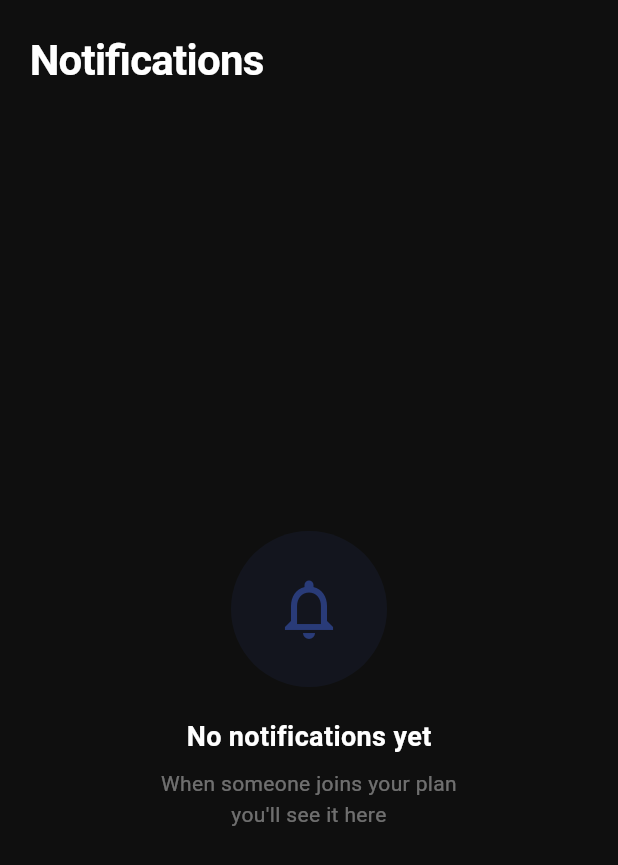
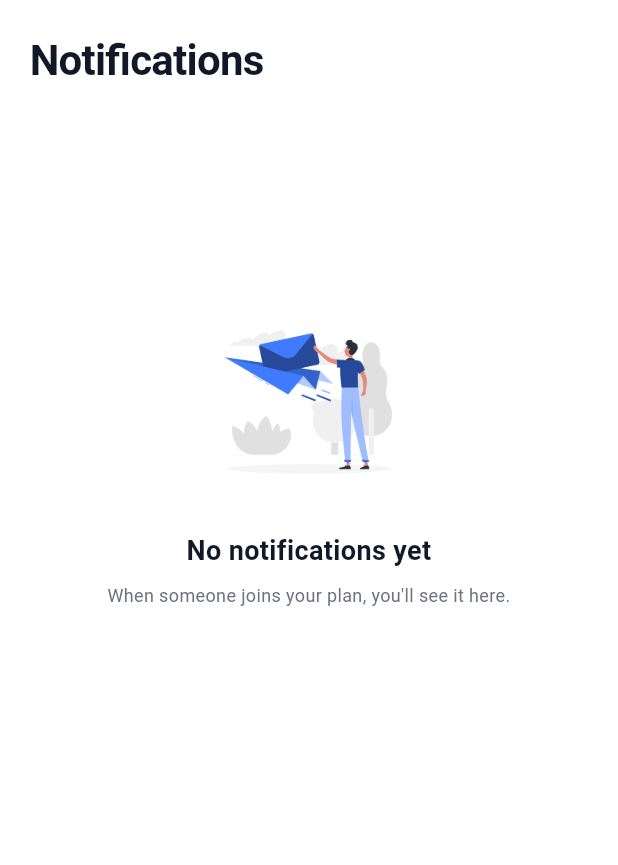
Before and after one commit to sagarlama0102/kaJani, a Flutter app: the NotificationScreen screen opened directly, on a phone screen of 412 x 824 dp. Shown: the top 865 px of the screen. Run offline on Flutter 3.47's test engine with Material 3 defaults, Android fonts, the light colour scheme and no system bars; our stand-ins replace cloud_firestore, connectivity_plus, dartz, dio, equatable, firebase_auth and 11 more; accounts and stored records are empty; network calls fail; Roboto replaces fonts that are missing (Pally).

Commit message:
redesign of event details page and notifications

```diff
--- a/lib/features/dashboard/presentation/pages/bottom_screen_layout/notification_screen.dart
+++ b/lib/features/dashboard/presentation/pages/bottom_screen_layout/notification_screen.dart
@@ -2,12 +2,14 @@ import 'package:flutter/material.dart';
 import 'package:flutter_riverpod/flutter_riverpod.dart';
 import 'package:kajani/app/routes/app_routes.dart';
 import 'package:kajani/app/theme/app_colors.dart';
+import 'package:kajani/app/theme/theme_extensions.dart';
 import 'package:kajani/core/api/api_endpoints.dart';
+import 'package:kajani/core/widgets/empty_state.dart';
+import 'package:kajani/core/widgets/skeleton_box.dart';
 import 'package:kajani/features/dashboard/presentation/pages/plan_details_page.dart';
 import 'package:kajani/features/notification/domain/entities/notification_entity.dart';
 import 'package:kajani/features/notification/presentation/state/notification_state.dart';
 import 'package:kajani/features/notification/presentation/view_model/notification_view_model.dart';
-
 
 class NotificationScreen extends ConsumerStatefulWidget {
   const NotificationScreen({super.key});
@@ -20,7 +22,7 @@ class _NotificationScreenState extends ConsumerState<NotificationScreen> {
   @override
   void initState() {
     super.initState();
-    WidgetsBinding.instance.addPostFrameCallback((_) {
+    Future.microtask(() {
       ref.read(notificationViewModelProvider.notifier).getNotifications();
     });
   }
@@ -39,8 +41,18 @@ class _NotificationScreenState extends ConsumerState<NotificationScreen> {
 
   String _monthName(int month) {
     const months = [
-      'Jan', 'Feb', 'Mar', 'Apr', 'May', 'Jun',
-      'Jul', 'Aug', 'Sep', 'Oct', 'Nov', 'Dec'
+      'Jan',
+      'Feb',
+      'Mar',
+      'Apr',
+      'May',
+      'Jun',
+      'Jul',
+      'Aug',
+      'Sep',
+      'Oct',
+      'Nov',
+      'Dec',
     ];
     return months[month - 1];
   }
@@ -49,15 +61,14 @@ class _NotificationScreenState extends ConsumerState<NotificationScreen> {
     showDialog(
       context: context,
       builder: (context) => AlertDialog(
-
         shape: RoundedRectangleBorder(borderRadius: BorderRadius.circular(16)),
-        title: const Text(
+        title: Text(
           'Clear all notifications?',
-          style: TextStyle(color: Colors.white, fontSize: 16),
+          style: TextStyle(color: context.textPrimary, fontSize: 16),
         ),
         content: Text(
           'This will remove all your notifications permanently.',
-          style: TextStyle(color: Colors.white.withOpacity(0.6), fontSize: 13),
+          style: TextStyle(color: context.textSecondary, fontSize: 13),
         ),
         actions: [
           TextButton(
@@ -67,7 +78,6 @@ class _NotificationScreenState extends ConsumerState<NotificationScreen> {
           TextButton(
             onPressed: () {
               Navigator.pop(context);
-
             },
             child: Text('Clear All', style: TextStyle(color: AppColors.error)),
           ),
@@ -81,7 +91,7 @@ class _NotificationScreenState extends ConsumerState<NotificationScreen> {
     final notificationState = ref.watch(notificationViewModelProvider);
 
     return Scaffold(
-      backgroundColor: const Color(0xff0F0F0F),
+      backgroundColor: context.surfaceColor,
       body: SafeArea(
         child: Column(
           crossAxisAlignment: CrossAxisAlignment.start,
@@ -92,10 +102,10 @@ class _NotificationScreenState extends ConsumerState<NotificationScreen> {
               child: Row(
                 mainAxisAlignment: MainAxisAlignment.spaceBetween,
                 children: [
-                  const Text(
+                  Text(
                     'Notifications',
                     style: TextStyle(
-                      color: Colors.white,
+                      color: context.textPrimary,
                       fontSize: 28,
                       fontWeight: FontWeight.bold,
                       letterSpacing: -0.5,
@@ -125,7 +135,7 @@ class _NotificationScreenState extends ConsumerState<NotificationScreen> {
                           child: Text(
                             'Clear all',
                             style: TextStyle(
-                              color: Colors.white.withOpacity(0.4),
+                              color: context.textSecondary,
                               fontSize: 13,
                               fontWeight: FontWeight.w500,
                             ),
@@ -142,29 +152,44 @@ class _NotificationScreenState extends ConsumerState<NotificationScreen> {
 
             // ─── Notifications List ────────────────────────────────
             Expanded(
-              child: notificationState.status == NotificationStatus.loading
-                  ? const Center(
-                      child: CircularProgressIndicator(
+              child:
+                  (notificationState.status == NotificationStatus.loading ||
+                      notificationState.status == NotificationStatus.initial)
+                  ? _buildNotificationSkeleton()
+                  : notificationState.notifications.isEmpty
+                  ? RefreshIndicator(
                       color: AppColors.primary,
+                      onRefresh: () async => ref
+                          .read(notificationViewModelProvider.notifier)
+                          .getNotifications(),
+
+                      child: ListView(
+                        children: [
+                          SizedBox(height: 80),
+                          SizedBox(
+                            width: double.infinity,
+                            child: EmptyState(
+                              imagePath: 'assets/images/notification_empty.png',
+                              title: "No notifications yet",
+                              message:
+                                  "When someone joins your plan, you'll see it here.",
+                            ),
+                          ),
+                        ],
                       ),
                     )
-                  : notificationState.notifications.isEmpty
-                      ? _buildEmptyState()
                   : RefreshIndicator(
                       color: AppColors.primary,
-                          backgroundColor: const Color(0xff1A1A2E),
                       onRefresh: () async => ref
                           .read(notificationViewModelProvider.notifier)
                           .getNotifications(),
                       child: ListView.builder(
                         padding: EdgeInsets.zero,
-                            itemCount:
-                                notificationState.notifications.length,
-                            itemBuilder: (context, index) {
-                              return _buildNotificationRow(
-                                notificationState.notifications[index],
-                              );
-                            },
+                        itemCount: notificationState.notifications.length,
+                        itemBuilder: (context, index) => _buildNotificationRow(
+                          notificationState
+                              .notifications[index], //pass the notification
+                        ),
                       ),
                     ),
             ),
@@ -186,10 +211,7 @@ class _NotificationScreenState extends ConsumerState<NotificationScreen> {
               .markAsRead(notification.id);
         }
         if (notification.planId.isNotEmpty) {
-          AppRoutes.push(
-            context,
-            PlanDetailPage(planId: notification.planId),
-          );
+          AppRoutes.push(context, PlanDetailPage(planId: notification.planId));
         }
       },
       child: Container(
@@ -199,10 +221,7 @@ class _NotificationScreenState extends ConsumerState<NotificationScreen> {
               ? Colors.transparent
               : AppColors.primary.withOpacity(0.04),
           border: Border(
-            bottom: BorderSide(
-              color: Colors.white.withOpacity(0.05),
-              width: 1,
-            ),
+            bottom: BorderSide(color: context.textSecondary, width: 1),
           ),
         ),
         child: Row(
@@ -238,7 +257,7 @@ class _NotificationScreenState extends ConsumerState<NotificationScreen> {
                   Text(
                     _formatTime(notification.createdAt),
                     style: TextStyle(
-                      color: Colors.white.withOpacity(0.35),
+                      color: context.textSecondary,
                       fontSize: 12,
                     ),
                   ),
@@ -279,7 +298,7 @@ class _NotificationScreenState extends ConsumerState<NotificationScreen> {
       return RichText(
         text: TextSpan(
           style: TextStyle(
-            color: Colors.white.withOpacity(0.85),
+            color: context.textSecondary,
             fontSize: 14,
             height: 1.4,
           ),
@@ -287,8 +306,8 @@ class _NotificationScreenState extends ConsumerState<NotificationScreen> {
             TextSpan(text: parts[0]),
             TextSpan(
               text: planTitle,
-              style: const TextStyle(
-                color: Colors.white,
+              style: TextStyle(
+                color: context.textSecondary,
                 fontWeight: FontWeight.w600,
               ),
             ),
@@ -300,11 +319,7 @@ class _NotificationScreenState extends ConsumerState<NotificationScreen> {
 
     return Text(
       message,
-      style: TextStyle(
-        color: Colors.white.withOpacity(0.85),
-        fontSize: 14,
-        height: 1.4,
-      ),
+      style: TextStyle(color: context.textSecondary, fontSize: 14, height: 1.4),
     );
   }
 
@@ -325,8 +340,8 @@ class _NotificationScreenState extends ConsumerState<NotificationScreen> {
               notification.senderFirstName?.isNotEmpty == true
                   ? notification.senderFirstName![0].toUpperCase()
                   : '?',
-              style: const TextStyle(
-                color: Colors.white,
+              style:  TextStyle(
+                color: context.textPrimary,
                 fontWeight: FontWeight.bold,
                 fontSize: 18,
               ),
@@ -352,45 +367,40 @@ class _NotificationScreenState extends ConsumerState<NotificationScreen> {
     );
   }
 
-  // ─── Empty State ──────────────────────────────────────────────────
-  Widget _buildEmptyState() {
-    return Center(
+  // ─── Skeleton while notifications load ──────────────────────────
+  Widget _buildNotificationSkeleton() {
+    return SkeletonShimmer(
+      child: ListView.builder(
+        padding: EdgeInsets.zero,
+        physics: const NeverScrollableScrollPhysics(),
+        itemCount: 6,
+        itemBuilder: (context, index) => Container(
+          padding: const EdgeInsets.symmetric(horizontal: 20, vertical: 14),
+          child: Row(
+            crossAxisAlignment: CrossAxisAlignment.start,
+            children: const [
+              SkeletonBox(width: 56, height: 56, radius: 10), // thumbnail
+              SizedBox(width: 14),
+              Expanded(
                 child: Column(
-        mainAxisAlignment: MainAxisAlignment.center,
+                  crossAxisAlignment: CrossAxisAlignment.start,
                   children: [
-          Container(
-            padding: const EdgeInsets.all(28),
-            decoration: BoxDecoration(
-              color: AppColors.primary.withOpacity(0.08),
-              shape: BoxShape.circle,
-            ),
-            child: Icon(
-              Icons.notifications_none_outlined,
-              color: AppColors.primary.withOpacity(0.5),
-              size: 48,
-            ),
-          ),
-          const SizedBox(height: 20),
-          const Text(
-            'No notifications yet',
-            style: TextStyle(
-              color: Colors.white,
-              fontSize: 18,
-              fontWeight: FontWeight.w600,
-            ),
-          ),
-          const SizedBox(height: 8),
-          Text(
-            'When someone joins your plan\nyou\'ll see it here',
-            textAlign: TextAlign.center,
-            style: TextStyle(
-              color: Colors.white.withOpacity(0.4),
-              fontSize: 14,
-              height: 1.5,
+                    SkeletonBox(height: 13, radius: 4), // message line 1
+                    SizedBox(height: 6),
+                    SkeletonBox(
+                      width: 180,
+                      height: 13,
+                      radius: 4,
+                    ), // message line 2
+                    SizedBox(height: 8),
+                    SkeletonBox(width: 60, height: 10, radius: 4), // time
+                  ],
                 ),
               ),
             ],
           ),
+        ),
+      ),
     );
   }
 }
```
Also changed, not shown: lib/features/dashboard/presentation/pages/plan_details_page.dart (+51 -1 lines), assets/images/notification_empty.png (added). Lines whose indentation alone changed are shown as unchanged.
